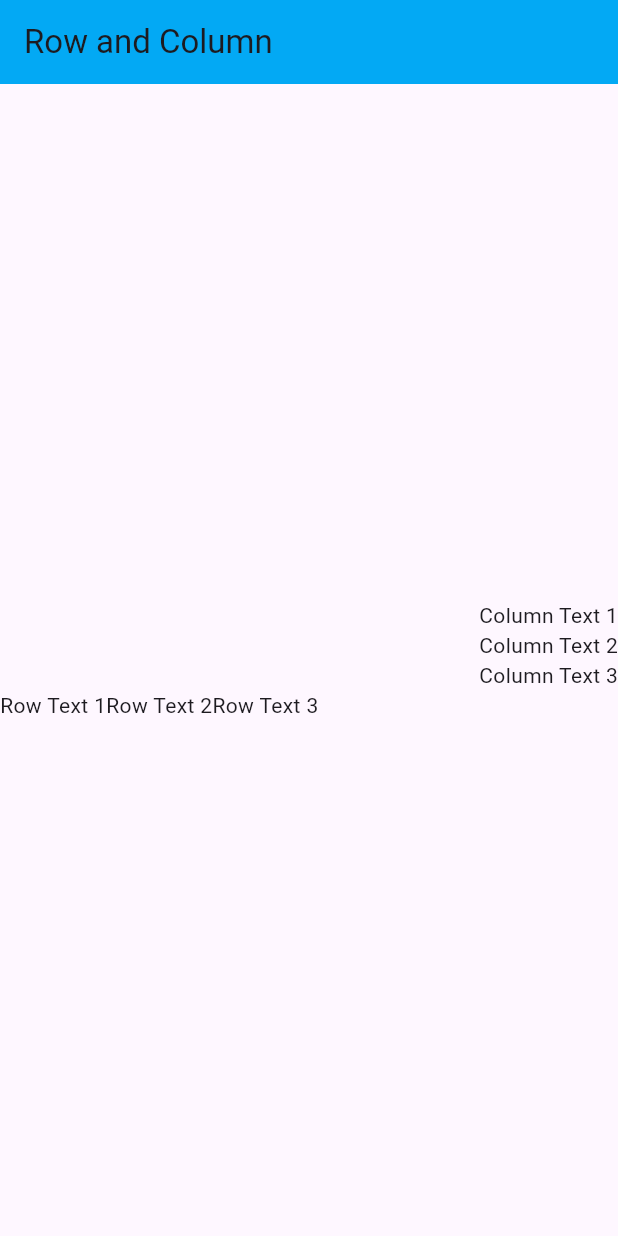
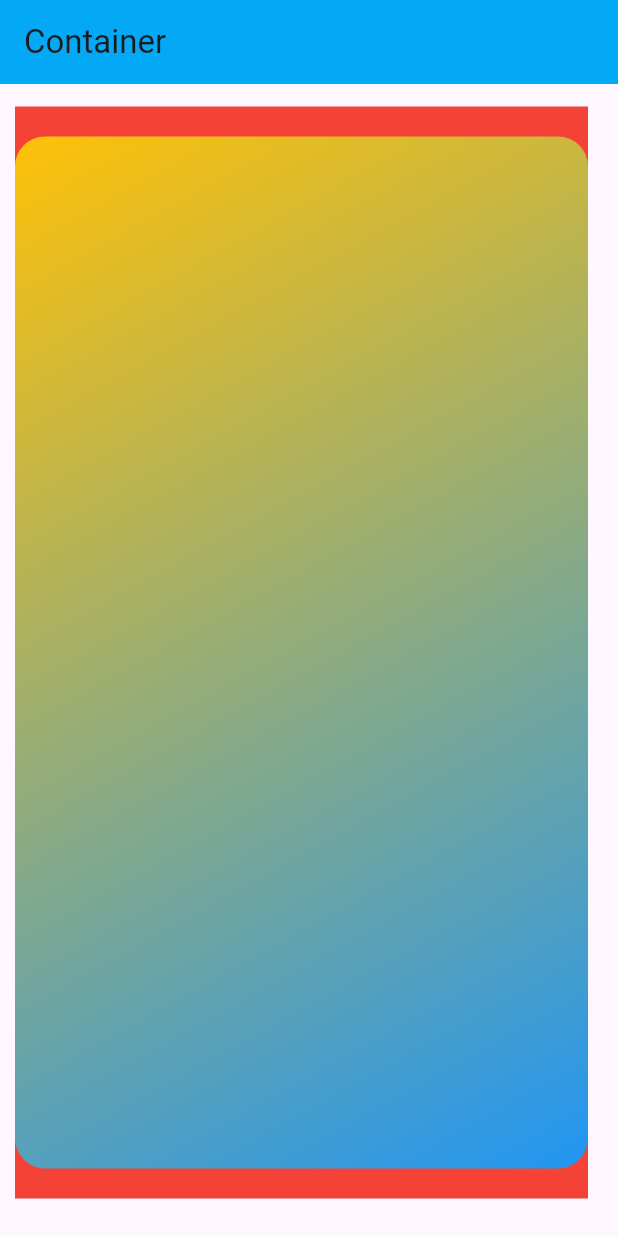
Before and after one commit to anjuucoklubis/Flutter---Learn, a Flutter app: the screen it shows after launch, on a phone screen of 412 x 824 dp. Run offline on Flutter 3.47's test engine with Material 3 defaults, Android fonts, the phone set to English and light mode, and no system bars.

Commit message:
04.-FlutterLearn-ContainerWidget

```diff
--- a/lib/main.dart
+++ b/lib/main.dart
@@ -1,46 +1,34 @@
 import 'package:flutter/material.dart';
 
-// fungsi "main" akan dijalankan pertama kali, kemudian akan menjalankan fungsi "runApp", dimana fungsi "runApp" akan menjalakan class MyApp
-
-// Column di gunakan untuk mengatur data letak wigetd
-// Menyusun widgets yang ada didalamnya untuk menyusun secara vertical dari atas ke bawah
-
-// Row digunakann untuk menyusun secara horizontal dari kiri ke kanan
-
-// MainAxisAlignment untuk mengatur yang vertical pada column
-// MainAxisAlignment untuk mengatur yang horizontal pada row
-
 void main() {
-  runApp(app());
+  runApp(ContainerWidget());
 }
 
-class app extends StatelessWidget {
-  const app({super.key});
+class ContainerWidget extends StatelessWidget {
+  const ContainerWidget({super.key});
 
   @override
   Widget build(BuildContext context) {
     return MaterialApp(
       home: Scaffold(
         appBar: AppBar(
-          title: Text("Row and Column"),
+          title: Text("Container"),
           backgroundColor: Colors.lightBlue,
         ),
-        body: Column(
-          mainAxisAlignment: MainAxisAlignment.center,
-          crossAxisAlignment: CrossAxisAlignment.end,
-          children: <Widget>[
-            Text("Column Text 1"),
-            Text("Column Text 2"),
-            Text("Column Text 3"),
-            Row(
-              mainAxisAlignment: MainAxisAlignment.start,
-              children: <Widget>[
-                Text("Row Text 1"),
-                Text("Row Text 2"),
-                Text("Row Text 3"),
-              ],
-            )
-          ],
+        body: Container(
+          color: Colors.red,
+          // margin: EdgeInsets.all(10),
+          // padding: EdgeInsets.all(10),
+          margin: EdgeInsets.fromLTRB(10, 15, 20, 25),
+          padding: EdgeInsets.only(top:20, bottom: 20),
+          child: Container(
+            decoration: BoxDecoration(
+              borderRadius: BorderRadius.circular(20),
+                gradient: LinearGradient(
+                    begin: Alignment.topLeft,
+                    end: Alignment.bottomRight,
+                    colors: <Color>[Colors.amber, Colors.blue])),
+          ),
         ),
       ),
     );
```
